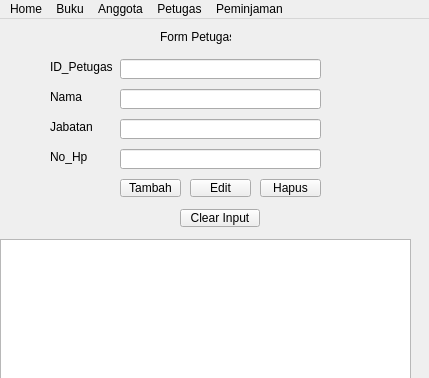
Old version of the form Tugas_2310010507/petugas.ui in the repository Yuka-air/Aplikasi-Pendidikan-Berbasis-CRUD; both pictures show x 0 to 429 and y 0 to 378 of the 429 by 600 pixel window.
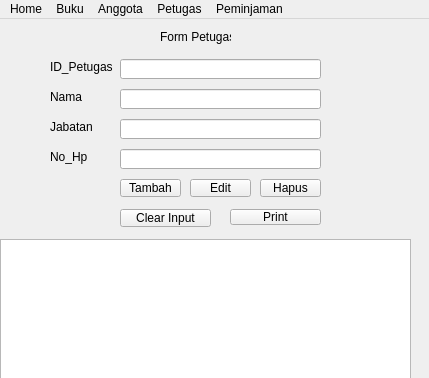
New version of the form.

Patch:
```diff
--- a/Tugas_2310010507/petugas.ui
+++ b/Tugas_2310010507/petugas.ui
@@ -171,9 +171,9 @@
    <widget class="QPushButton" name="pushButton_4">
     <property name="geometry">
      <rect>
-      <x>180</x>
+      <x>120</x>
       <y>190</y>
-      <width>80</width>
+      <width>91</width>
       <height>18</height>
      </rect>
     </property>
@@ -181,6 +181,19 @@
      <string>Clear Input</string>
     </property>
    </widget>
+   <widget class="QPushButton" name="pushButton_5">
+    <property name="geometry">
+     <rect>
+      <x>230</x>
+      <y>190</y>
+      <width>91</width>
+      <height>16</height>
+     </rect>
+    </property>
+    <property name="text">
+     <string>Print</string>
+    </property>
+   </widget>
   </widget>
   <widget class="QMenuBar" name="menubar">
    <property name="geometry">
```
